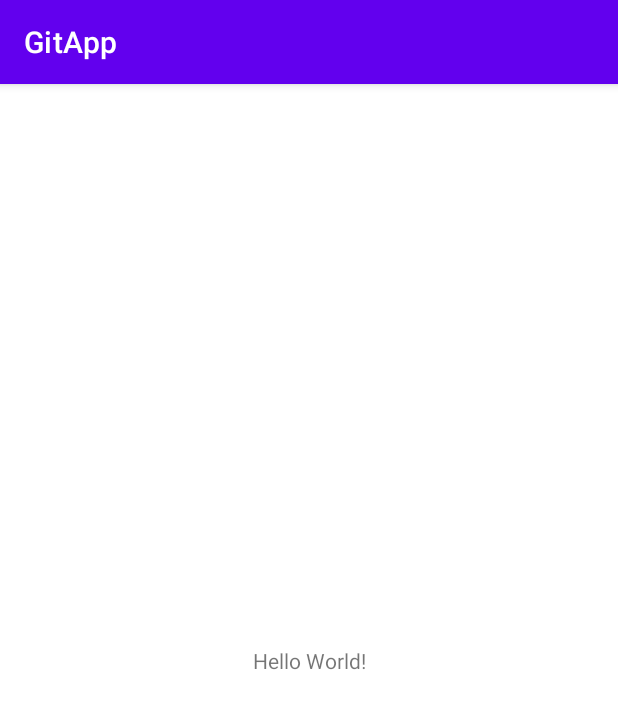
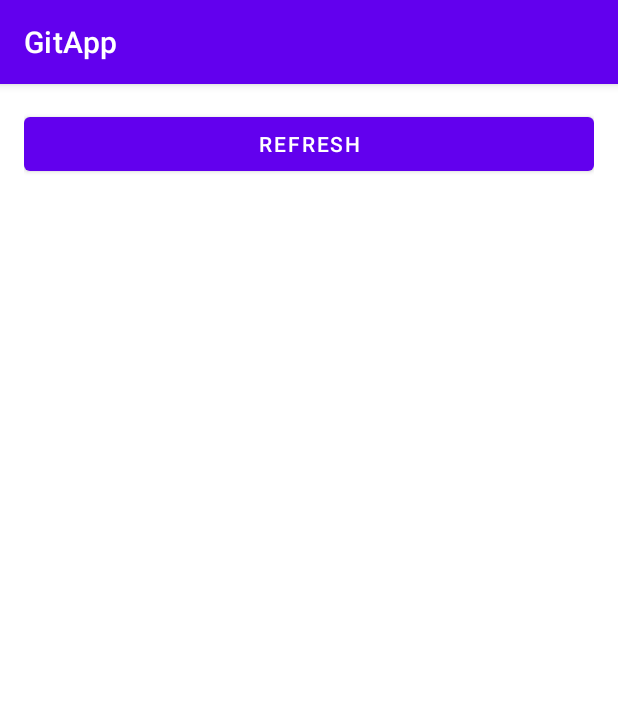
Before and after one commit to danilfs/popularLibraries, an Android app: the screen it shows after launch (MainActivity), on a phone screen of 412 x 824 dp. Shown: the top 709 px of the screen. Run offline under Robolectric (Android 15) with nearby library versions, the phone set to English and light mode, and no system bars.

Commit message:
add layout

```diff
--- a/app/src/main/java/com/example/gitapp/MainActivity.kt
+++ b/app/src/main/java/com/example/gitapp/MainActivity.kt
@@ -2,10 +2,20 @@ package com.example.gitapp
 
 import androidx.appcompat.app.AppCompatActivity
 import android.os.Bundle
+import android.os.PersistableBundle
+import android.widget.Toast
+import com.example.gitapp.databinding.ActivityMainBinding
 
 class MainActivity : AppCompatActivity() {
-    override fun onCreate(savedInstanceState: Bundle?) {
+    private lateinit var binding : ActivityMainBinding
+
+    override fun onCreate (savedInstanceState : Bundle?) {
         super.onCreate(savedInstanceState)
-        setContentView(R.layout.activity_main)
+        binding = ActivityMainBinding.inflate(layoutInflater)
+        setContentView(binding.root)
+
+        binding.refreshButton.setOnClickListener {
+            Toast.makeText(this, "Hello", Toast.LENGTH_SHORT).show()
+        }
     }
-}
+    }
--- a/app/src/main/res/layout/activity_main.xml
+++ b/app/src/main/res/layout/activity_main.xml
@@ -1,18 +1,22 @@
 <?xml version="1.0" encoding="utf-8"?>
-<androidx.constraintlayout.widget.ConstraintLayout xmlns:android="http://schemas.android.com/apk/res/android"
+<LinearLayout xmlns:android="http://schemas.android.com/apk/res/android"
     xmlns:app="http://schemas.android.com/apk/res-auto"
     xmlns:tools="http://schemas.android.com/tools"
     android:layout_width="match_parent"
     android:layout_height="match_parent"
+    android:orientation="vertical"
+    android:padding="16dp"
     tools:context=".MainActivity">
 
-    <TextView
-        android:layout_width="wrap_content"
+    <Button
+        android:id="@+id/refresh_button"
+        android:layout_width="match_parent"
         android:layout_height="wrap_content"
-        android:text="Hello World!"
-        app:layout_constraintBottom_toBottomOf="parent"
-        app:layout_constraintLeft_toLeftOf="parent"
-        app:layout_constraintRight_toRightOf="parent"
-        app:layout_constraintTop_toTopOf="parent" />
+        android:text="@string/text_button" />
 
-</androidx.constraintlayout.widget.ConstraintLayout>
+    <androidx.recyclerview.widget.RecyclerView
+        android:id="@+id/users_recycler_view"
+        android:layout_width="match_parent"
+        android:layout_height="match_parent"/>
+
+</LinearLayout>
--- a/app/src/main/res/values/strings.xml
+++ b/app/src/main/res/values/strings.xml
@@ -1,3 +1,5 @@
 <resources>
     <string name="app_name">GitApp</string>
+    <string name ="text_button">Refresh</string>
+
 </resources>
```
